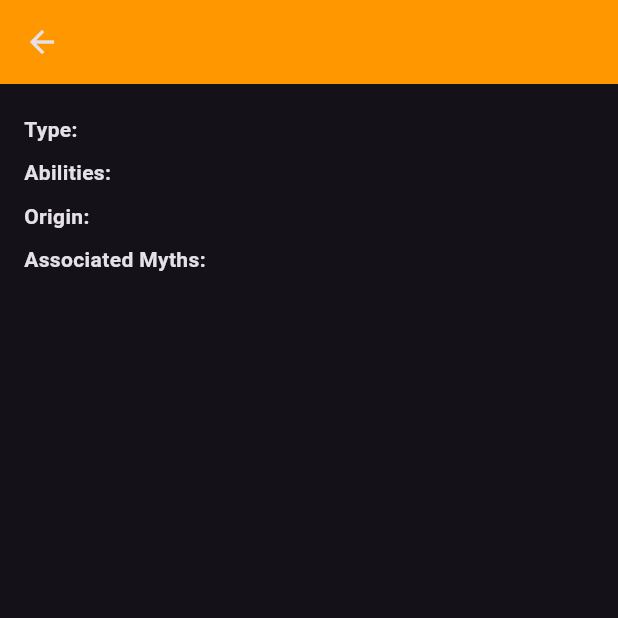
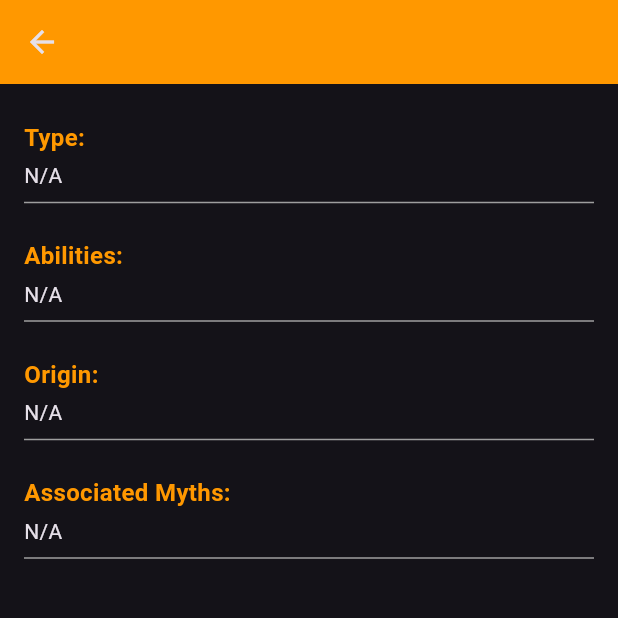
Before and after one commit to tdutta298/greek-mythology-api, a Flutter app: the CreatureDetailsPage screen opened directly with empty values, on a phone screen of 412 x 824 dp, the top half of it. Run offline on Flutter 3.47's test engine with Material 3 defaults, Android fonts, the phone set to English and light mode, and no system bars.

Commit message:
Changes made in the frontend

```diff
--- a/frontend/lib/screens/creatures/creatures_details.dart
+++ b/frontend/lib/screens/creatures/creatures_details.dart
@@ -5,14 +5,45 @@ class CreatureDetailsPage extends StatelessWidget {
   const CreatureDetailsPage({super.key, required this.creature});
 
   Widget _buildDetail(String title, dynamic value) {
-    if (value is List) value = value.join(', ');
+    String displayValue = "N/A";
+
+    if (value != null) {
+      if (value is List) {
+        if (value.isNotEmpty) {
+          displayValue = value.where((item) => item != null && item.toString().trim().isNotEmpty).join(', ');
+          if (displayValue.isEmpty) displayValue = "N/A";
+        }
+      } else if (value is String) {
+        if (value.trim().isNotEmpty) {
+          displayValue = value.trim();
+        }
+      } else {
+        String strValue = value.toString().trim();
+        if (strValue.isNotEmpty && strValue != 'null') {
+          displayValue = strValue;
+        }
+      }
+    }
+
     return Padding(
-      padding: const EdgeInsets.symmetric(vertical: 4),
-      child: Row(
+      padding: const EdgeInsets.symmetric(vertical: 8),
+      child: Column(
         crossAxisAlignment: CrossAxisAlignment.start,
         children: [
-          Text("$title: ", style: const TextStyle(fontWeight: FontWeight.bold)),
-          Expanded(child: Text(value ?? "N/A")),
+          Text(
+            "$title: ",
+            style: const TextStyle(
+              fontWeight: FontWeight.bold,
+              fontSize: 16,
+              color: Colors.orange,
+            ),
+          ),
+          const SizedBox(height: 4),
+          Text(
+            displayValue,
+            style: const TextStyle(fontSize: 14),
+          ),
+          const Divider(color: Colors.grey),
         ],
       ),
     );
@@ -20,9 +51,15 @@ class CreatureDetailsPage extends StatelessWidget {
 
   @override
   Widget build(BuildContext context) {
+    // Debug: Print creature data to console
+    print('Creature details: $creature');
+
     return Scaffold(
-      appBar: AppBar(title: Text(creature['name']), backgroundColor: Colors.orange),
-      body: Padding(
+      appBar: AppBar(
+        title: Text(creature['name'] ?? 'Unknown Creature'),
+        backgroundColor: Colors.orange,
+      ),
+      body: SingleChildScrollView(
         padding: const EdgeInsets.all(16.0),
         child: Column(
           crossAxisAlignment: CrossAxisAlignment.start,
```
Also changed, not shown: frontend/lib/screens/creatures/creatures_list.dart (+4 -4 lines), frontend/lib/screens/gods/gods_details.dart (+30 -6 lines), frontend/lib/screens/myths/myths_details.dart (+31 -7 lines).
